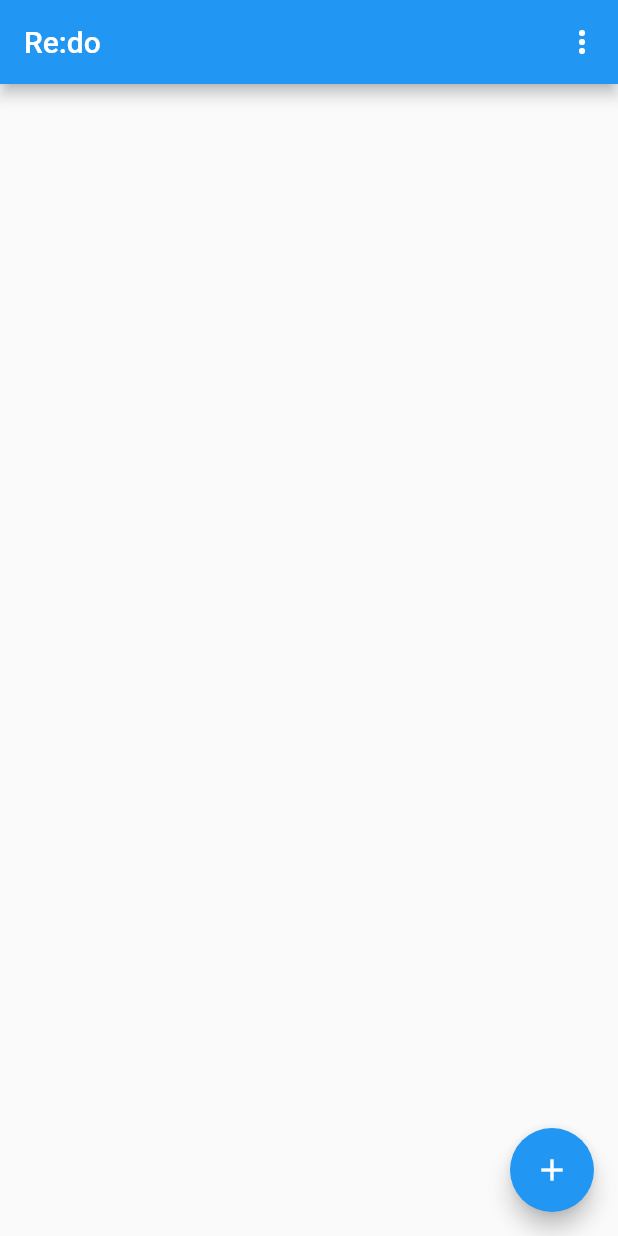
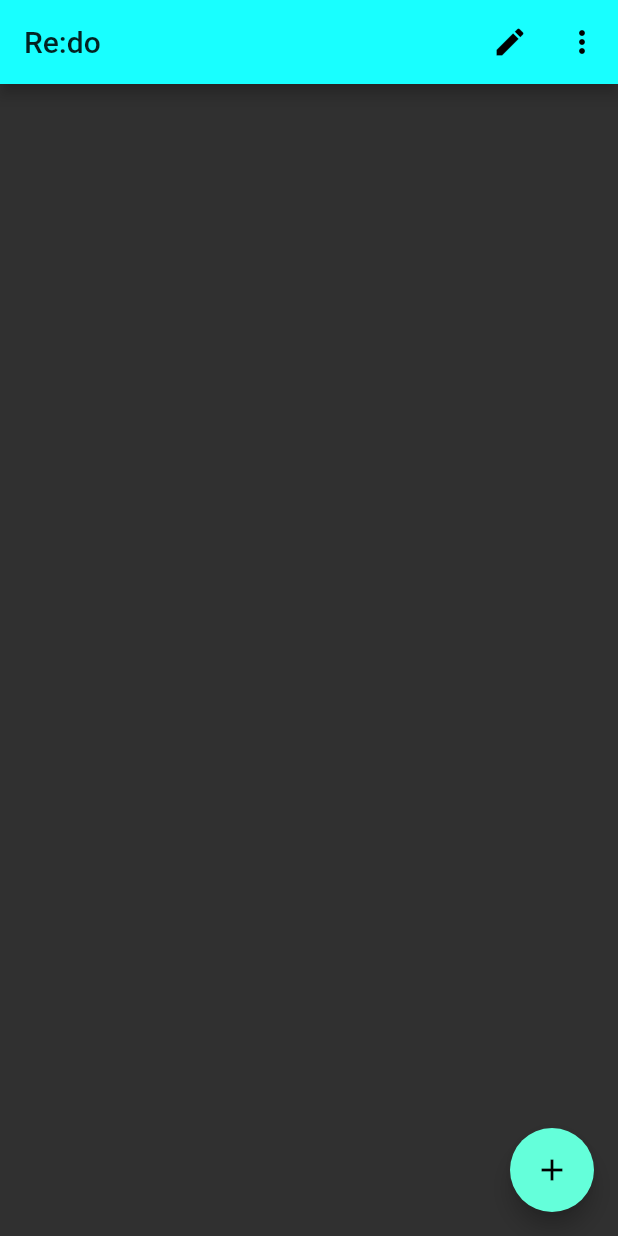
Before and after one commit to Hantasmagoria/re_do, a Flutter app: the screen it shows after launch, after a tap on the "more vert" icon, on a phone screen of 412 x 824 dp. Run offline on Flutter 3.47's test engine with Material 2 defaults, Android fonts, the phone set to English and light mode, and no system bars.

Commit message:
[update] Added a function to remove the todo item
[update] Added functionality to the edit button
[update] Added dark mode app theme

```diff
--- a/lib/main.dart
+++ b/lib/main.dart
@@ -7,6 +7,10 @@ class Appln extends StatelessWidget {
   Widget build(BuildContext context) {
     return MaterialApp(
       title: 'Re:do',
+      theme: ThemeData(
+        brightness: Brightness.dark,
+        primaryColor: Colors.cyanAccent,
+      ),
       home: TodoApp()
     );
   }
@@ -19,6 +23,7 @@ class TodoApp extends StatefulWidget {
 
 class TodoAppState extends State<TodoApp> {
   List<String> _todoItems = [];
+  var _isEditMode = false;
 
   void _addTodoItem(String task){
     setState(() {
@@ -30,53 +35,51 @@ class TodoAppState extends State<TodoApp> {
     return new ListView.builder(
         itemBuilder: (context, index){
           if(index<_todoItems.length){
-            return _buildTodoItem(_todoItems[index]);
+            return _buildTodoItem(_todoItems[index], index);
           }else return null;
         }
      );
   }
 
-  Widget _buildTodoItem(String todoText) {
+  Widget _buildTodoItem(String todoText, int index) {
     return new ListTile(
       title: Text(todoText),
+      onTap: ()=>_isEditMode?_confirmRemoveItem(index):null,
     );
   }
 
   @override
   Widget build(BuildContext context) {
-    return new Scaffold(
-      appBar: new AppBar(
-        title: new Text('Re:do'),
+    return Scaffold(
+      appBar: AppBar(
+        title: Text('Re:do'),
         actions: [
-          IconButton(
-              icon: Icon(Icons.more_vert),
-              onPressed: _testDebuglogbah
-          )],
+          IconButton(icon: Icon(Icons.edit),onPressed: ()=>_switchToEditMode()),
+          IconButton(icon: Icon(Icons.more_vert),onPressed:  ()=>_testDebuglogbah("more button pressed")),
+        ],
       ),
       body: _buildTodoList(),
-      floatingActionButton: new FloatingActionButton(
+      floatingActionButton: FloatingActionButton(
         onPressed: _pushAddTodoItemScreen,
         tooltip: 'Add a new task',
-        child: new Icon(Icons.add),
+        child: Icon(Icons.add),
       ),
     );
   }
 
   void _pushAddTodoItemScreen() {
     Navigator.of(context).push(
-        new MaterialPageRoute(
+        MaterialPageRoute(
             builder: (context) {
-              return new Scaffold(
-                appBar: new AppBar(
-                    title: new Text('Add a new Task')
-                ),
-                body: new TextField(
+              return Scaffold(
+                appBar: AppBar(title: Text('Add a new Task')),
+                body: TextField(
                   autofocus: true,
                   onSubmitted: (val){
                     _addTodoItem(val);
                     Navigator.pop(context);
                   },
-                  decoration: new InputDecoration(
+                  decoration: InputDecoration(
                     hintText: 'Enter something to do...',
                     contentPadding: const EdgeInsets.all(16.0),
                   ),
@@ -87,7 +90,29 @@ class TodoAppState extends State<TodoApp> {
     );
   }
 
-  void _testDebuglogbah() {
-    print("test");
+  void _confirmRemoveItem(int index){
+    showDialog(
+      context: context,
+      builder: (BuildContext context){
+        return new AlertDialog(
+          title: Text('Remove ${_todoItems[index]}?'),
+          actions: <Widget>[
+            FlatButton(onPressed: ()=>Navigator.of(context).pop(), child: Text('CANCEL')),
+            FlatButton(onPressed: (){_removeTodoItem(index);Navigator.of(context).pop();}, child: Icon(Icons.delete_rounded)),
+          ]
+        );
+      }
+    );
+  }
+
+  void _removeTodoItem(int index) {
+    setState(() => _todoItems.removeAt(index));
+  }
+
+  void _switchToEditMode() {
+    _isEditMode = !_isEditMode;
+  }
+  void _testDebuglogbah(String testext) {
+    print(testext);
   } //placeholder function for future upgrades
 }
```
